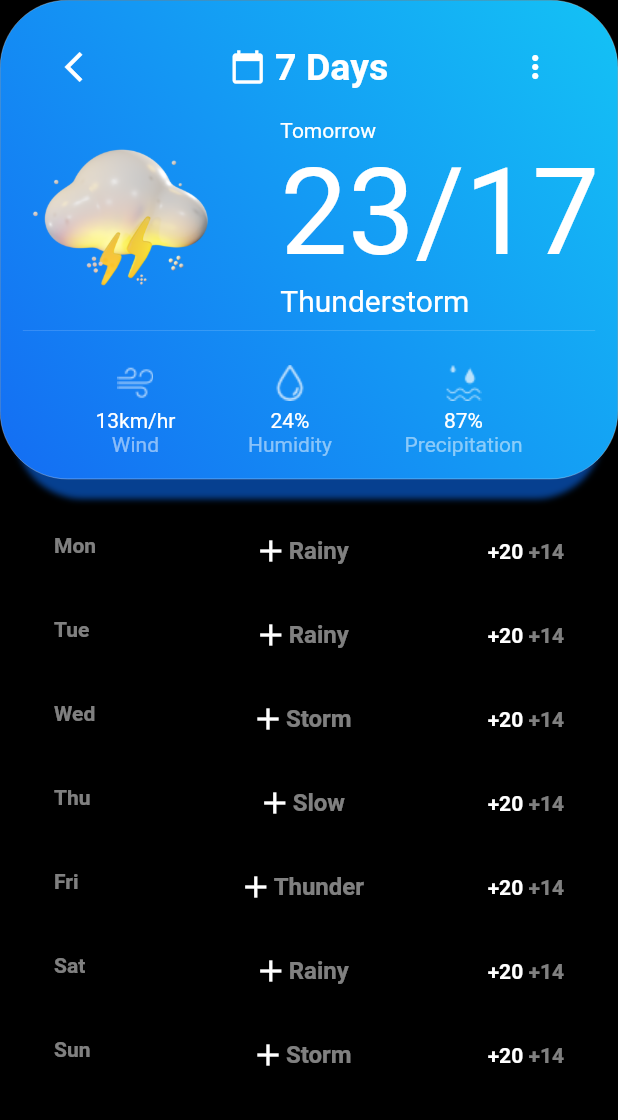
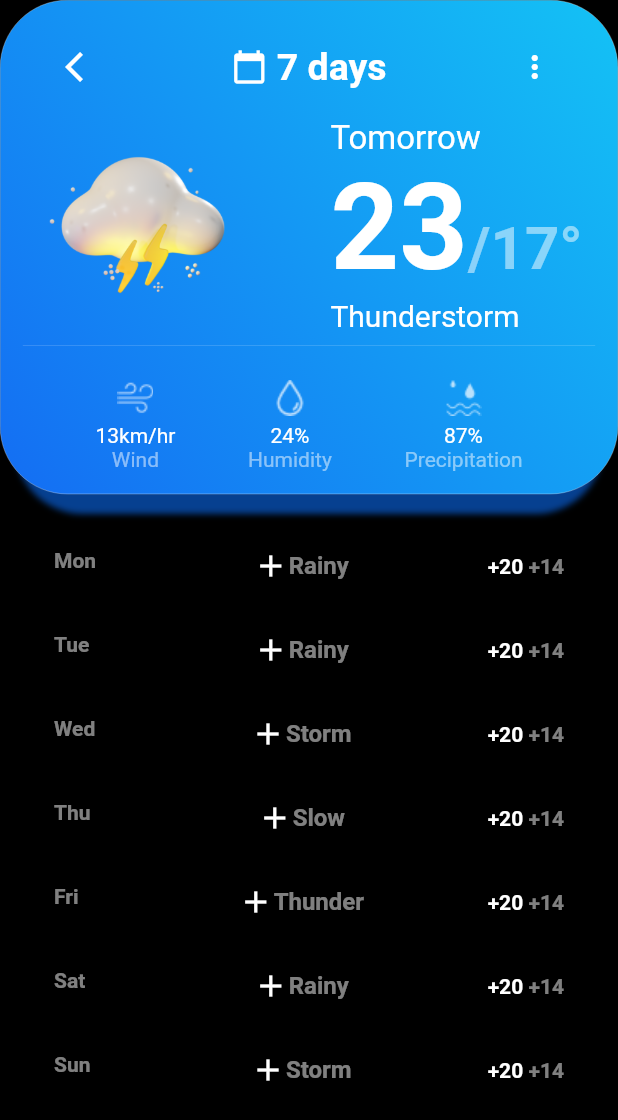
Before and after one commit to Harishwarrior/weather_app, a Flutter app: the ForecastView screen opened directly, on a phone screen of 412 x 824 dp. Shown: the top 1120 px of the screen. Run offline on Flutter 3.47's test engine with Material 2 defaults, Android fonts, the phone set to English and light mode, and no system bars.

Commit message:
fixed text

```diff
--- a/lib/ui/forecast_view.dart
+++ b/lib/ui/forecast_view.dart
@@ -57,7 +57,7 @@ class _ForecastViewState extends State<ForecastView> {
                           children: [
                             Icon(Icons.calendar_today),
                             Text(
-                              ' 7 Days',
+                              ' 7 days',
                               style: TextStyle(
                                   fontSize: 25.0, fontWeight: FontWeight.bold),
                             ),
@@ -84,10 +84,29 @@ class _ForecastViewState extends State<ForecastView> {
                         Column(
                           crossAxisAlignment: CrossAxisAlignment.start,
                           children: [
-                            Text('Tomorrow'),
                             Text(
-                              '23/17',
-                              style: TextStyle(fontSize: 80.0),
+                              'Tomorrow',
+                              style: TextStyle(fontSize: 22.0),
+                            ),
+                            Row(
+                              mainAxisSize: MainAxisSize.min,
+                              crossAxisAlignment: CrossAxisAlignment.baseline,
+                              textBaseline: TextBaseline.ideographic,
+                              children: [
+                                Text(
+                                  '23',
+                                  style: TextStyle(
+                                      fontSize: 80.0,
+                                      fontWeight: FontWeight.bold),
+                                ),
+                                Text(
+                                  '/17°',
+                                  style: TextStyle(
+                                      fontSize: 40.0,
+                                      color: Colors.white.withOpacity(0.5),
+                                      fontWeight: FontWeight.bold),
+                                )
+                              ],
                             ),
                             Text(
                               'Thunderstorm',
--- a/lib/ui/home_view.dart
+++ b/lib/ui/home_view.dart
@@ -36,7 +36,7 @@ class _HomeViewState extends State<HomeView> {
                     ],
                     gradient: LinearGradient(
                         colors: [
-                          const Color(0xFF14C2F5),
+                          const Color(0xFF16C1F7),
                           const Color(0xFF146DF3),
                         ],
                         begin: const FractionalOffset(1.0, 0.0),
@@ -88,7 +88,8 @@ class _HomeViewState extends State<HomeView> {
                         children: [
                           Text(
                             '23',
-                            style: TextStyle(fontSize: 140.0),
+                            style: TextStyle(
+                                fontSize: 140.0, fontWeight: FontWeight.bold),
                           ),
                           Text(
                             '°',
```
